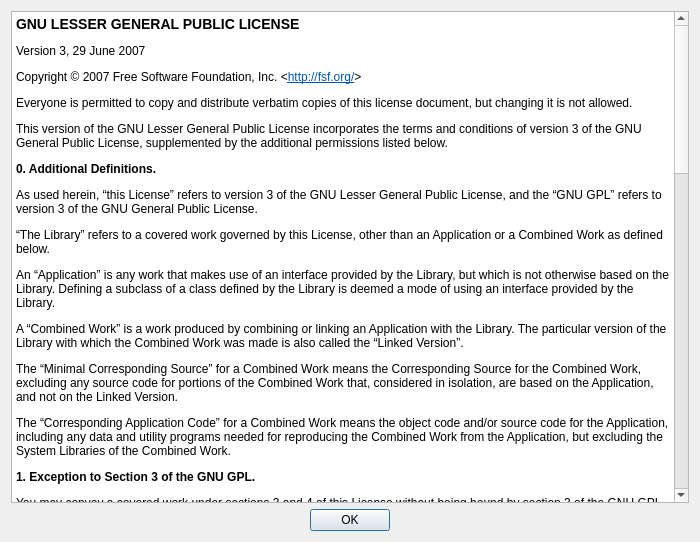
velnias75/NetMauMau-Qt-Client, file src/licensedialog.ui: the form before one commit.
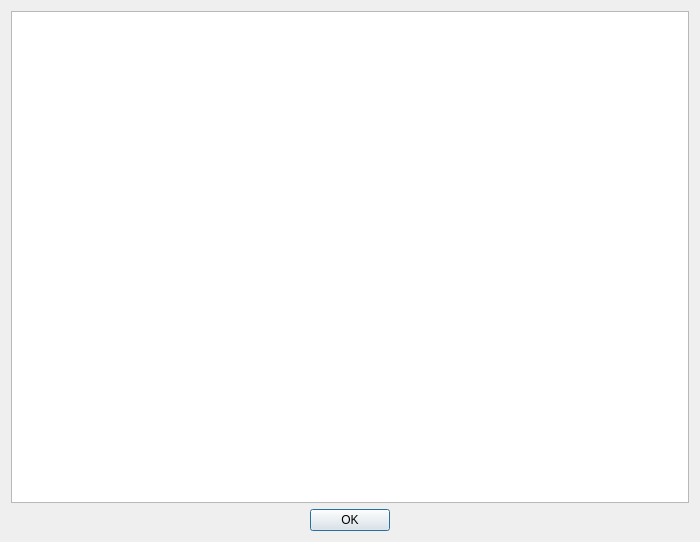
The form after the commit.

Commit message: put license in qrc (for compression)

Diff of the .ui file:
```diff
--- a/src/licensedialog.ui
+++ b/src/licensedialog.ui
@@ -28,49 +28,10 @@
      </property>
      <property name="html">
       <string notr="true">&lt;!DOCTYPE HTML PUBLIC &quot;-//W3C//DTD HTML 4.0//EN&quot; &quot;http://www.w3.org/TR/REC-html40/strict.dtd&quot;&gt;
-&lt;html&gt;&lt;head&gt;&lt;meta name=&quot;qrichtext&quot; content=&quot;1&quot; /&gt;&lt;title&gt;GNU Lesser General Public License v3.0
-- GNU Project - Free Software Foundation&lt;/title&gt;&lt;style type=&quot;text/css&quot;&gt;
+&lt;html&gt;&lt;head&gt;&lt;meta name=&quot;qrichtext&quot; content=&quot;1&quot; /&gt;&lt;style type=&quot;text/css&quot;&gt;
 p, li { white-space: pre-wrap; }
 &lt;/style&gt;&lt;/head&gt;&lt;body style=&quot; font-family:'DejaVu Sans'; font-size:9pt; font-weight:400; font-style:normal;&quot;&gt;
-&lt;p style=&quot; margin-top:14px; margin-bottom:12px; margin-left:0px; margin-right:0px; -qt-block-indent:0; text-indent:0px;&quot;&gt;&lt;span style=&quot; font-size:large; font-weight:600;&quot;&gt;GNU LESSER GENERAL PUBLIC LICENSE&lt;/span&gt;&lt;/p&gt;
-&lt;p style=&quot; margin-top:12px; margin-bottom:12px; margin-left:0px; margin-right:0px; -qt-block-indent:0; text-indent:0px;&quot;&gt;Version 3, 29 June 2007 &lt;/p&gt;
-&lt;p style=&quot; margin-top:12px; margin-bottom:12px; margin-left:0px; margin-right:0px; -qt-block-indent:0; text-indent:0px;&quot;&gt;Copyright © 2007 Free Software Foundation, Inc. &amp;lt;&lt;a href=&quot;http://fsf.org/&quot;&gt;&lt;span style=&quot; text-decoration: underline; color:#0057ae;&quot;&gt;http://fsf.org/&lt;/span&gt;&lt;/a&gt;&amp;gt;&lt;/p&gt;
-&lt;p style=&quot; margin-top:12px; margin-bottom:12px; margin-left:0px; margin-right:0px; -qt-block-indent:0; text-indent:0px;&quot;&gt;Everyone is permitted to copy and distribute verbatim copies of this license document, but changing it is not allowed. &lt;/p&gt;
-&lt;p style=&quot; margin-top:12px; margin-bottom:12px; margin-left:0px; margin-right:0px; -qt-block-indent:0; text-indent:0px;&quot;&gt;This version of the GNU Lesser General Public License incorporates the terms and conditions of version 3 of the GNU General Public License, supplemented by the additional permissions listed below. &lt;/p&gt;
-&lt;p style=&quot; margin-top:0px; margin-bottom:0px; margin-left:0px; margin-right:0px; -qt-block-indent:0; text-indent:0px;&quot;&gt;&lt;a name=&quot;section0&quot;&gt;&lt;/a&gt;&lt;span style=&quot; font-size:medium; font-weight:600;&quot;&gt;0&lt;/span&gt;&lt;span style=&quot; font-size:medium; font-weight:600;&quot;&gt;. Additional Definitions.&lt;/span&gt; &lt;/p&gt;
-&lt;p style=&quot; margin-top:12px; margin-bottom:12px; margin-left:0px; margin-right:0px; -qt-block-indent:0; text-indent:0px;&quot;&gt;As used herein, “this License” refers to version 3 of the GNU Lesser General Public License, and the “GNU GPL” refers to version 3 of the GNU General Public License. &lt;/p&gt;
-&lt;p style=&quot; margin-top:12px; margin-bottom:12px; margin-left:0px; margin-right:0px; -qt-block-indent:0; text-indent:0px;&quot;&gt;“The Library” refers to a covered work governed by this License, other than an Application or a Combined Work as defined below. &lt;/p&gt;
-&lt;p style=&quot; margin-top:12px; margin-bottom:12px; margin-left:0px; margin-right:0px; -qt-block-indent:0; text-indent:0px;&quot;&gt;An “Application” is any work that makes use of an interface provided by the Library, but which is not otherwise based on the Library. Defining a subclass of a class defined by the Library is deemed a mode of using an interface provided by the Library. &lt;/p&gt;
-&lt;p style=&quot; margin-top:12px; margin-bottom:12px; margin-left:0px; margin-right:0px; -qt-block-indent:0; text-indent:0px;&quot;&gt;A “Combined Work” is a work produced by combining or linking an Application with the Library. The particular version of the Library with which the Combined Work was made is also called the “Linked Version”. &lt;/p&gt;
-&lt;p style=&quot; margin-top:12px; margin-bottom:12px; margin-left:0px; margin-right:0px; -qt-block-indent:0; text-indent:0px;&quot;&gt;The “Minimal Corresponding Source” for a Combined Work means the Corresponding Source for the Combined Work, excluding any source code for portions of the Combined Work that, considered in isolation, are based on the Application, and not on the Linked Version. &lt;/p&gt;
-&lt;p style=&quot; margin-top:12px; margin-bottom:12px; margin-left:0px; margin-right:0px; -qt-block-indent:0; text-indent:0px;&quot;&gt;The “Corresponding Application Code” for a Combined Work means the object code and/or source code for the Application, including any data and utility programs needed for reproducing the Combined Work from the Application, but excluding the System Libraries of the Combined Work. &lt;/p&gt;
-&lt;p style=&quot; margin-top:0px; margin-bottom:0px; margin-left:0px; margin-right:0px; -qt-block-indent:0; text-indent:0px;&quot;&gt;&lt;a name=&quot;section1&quot;&gt;&lt;/a&gt;&lt;span style=&quot; font-size:medium; font-weight:600;&quot;&gt;1&lt;/span&gt;&lt;span style=&quot; font-size:medium; font-weight:600;&quot;&gt;. Exception to Section 3 of the GNU GPL.&lt;/span&gt; &lt;/p&gt;
-&lt;p style=&quot; margin-top:12px; margin-bottom:12px; margin-left:0px; margin-right:0px; -qt-block-indent:0; text-indent:0px;&quot;&gt;You may convey a covered work under sections 3 and 4 of this License without being bound by section 3 of the GNU GPL. &lt;/p&gt;
-&lt;p style=&quot; margin-top:0px; margin-bottom:0px; margin-left:0px; margin-right:0px; -qt-block-indent:0; text-indent:0px;&quot;&gt;&lt;a name=&quot;section2&quot;&gt;&lt;/a&gt;&lt;span style=&quot; font-size:medium; font-weight:600;&quot;&gt;2&lt;/span&gt;&lt;span style=&quot; font-size:medium; font-weight:600;&quot;&gt;. Conveying Modified Versions.&lt;/span&gt; &lt;/p&gt;
-&lt;p style=&quot; margin-top:12px; margin-bottom:12px; margin-left:0px; margin-right:0px; -qt-block-indent:0; text-indent:0px;&quot;&gt;If you modify a copy of the Library, and, in your modifications, a facility refers to a function or data to be supplied by an Application that uses the facility (other than as an argument passed when the facility is invoked), then you may convey a copy of the modified version: &lt;/p&gt;
-&lt;ul style=&quot;margin-top: 0px; margin-bottom: 0px; margin-left: 0px; margin-right: 0px; -qt-list-indent: 1;&quot;&gt;&lt;li style=&quot; margin-top:12px; margin-bottom:0px; margin-left:0px; margin-right:0px; -qt-block-indent:0; text-indent:0px;&quot;&gt;a) under this License, provided that you make a good faith effort to ensure that, in the event an Application does not supply the function or data, the facility still operates, and performs whatever part of its purpose remains meaningful, or &lt;/li&gt;
-&lt;li style=&quot; margin-top:0px; margin-bottom:12px; margin-left:0px; margin-right:0px; -qt-block-indent:0; text-indent:0px;&quot;&gt;b) under the GNU GPL, with none of the additional permissions of this License applicable to that copy. &lt;/li&gt;&lt;/ul&gt;
-&lt;p style=&quot; margin-top:0px; margin-bottom:0px; margin-left:0px; margin-right:0px; -qt-block-indent:0; text-indent:0px;&quot;&gt;&lt;a name=&quot;section3&quot;&gt;&lt;/a&gt;&lt;span style=&quot; font-size:medium; font-weight:600;&quot;&gt;3&lt;/span&gt;&lt;span style=&quot; font-size:medium; font-weight:600;&quot;&gt;. Object Code Incorporating Material from Library Header Files.&lt;/span&gt; &lt;/p&gt;
-&lt;p style=&quot; margin-top:12px; margin-bottom:12px; margin-left:0px; margin-right:0px; -qt-block-indent:0; text-indent:0px;&quot;&gt;The object code form of an Application may incorporate material from a header file that is part of the Library. You may convey such object code under terms of your choice, provided that, if the incorporated material is not limited to numerical parameters, data structure layouts and accessors, or small macros, inline functions and templates (ten or fewer lines in length), you do both of the following: &lt;/p&gt;
-&lt;ul style=&quot;margin-top: 0px; margin-bottom: 0px; margin-left: 0px; margin-right: 0px; -qt-list-indent: 1;&quot;&gt;&lt;li style=&quot; margin-top:12px; margin-bottom:0px; margin-left:0px; margin-right:0px; -qt-block-indent:0; text-indent:0px;&quot;&gt;a) Give prominent notice with each copy of the object code that the Library is used in it and that the Library and its use are covered by this License. &lt;/li&gt;
-&lt;li style=&quot; margin-top:0px; margin-bottom:12px; margin-left:0px; margin-right:0px; -qt-block-indent:0; text-indent:0px;&quot;&gt;b) Accompany the object code with a copy of the GNU GPL and this license document. &lt;/li&gt;&lt;/ul&gt;
-&lt;p style=&quot; margin-top:0px; margin-bottom:0px; margin-left:0px; margin-right:0px; -qt-block-indent:0; text-indent:0px;&quot;&gt;&lt;a name=&quot;section4&quot;&gt;&lt;/a&gt;&lt;span style=&quot; font-size:medium; font-weight:600;&quot;&gt;4&lt;/span&gt;&lt;span style=&quot; font-size:medium; font-weight:600;&quot;&gt;. Combined Works.&lt;/span&gt; &lt;/p&gt;
-&lt;p style=&quot; margin-top:12px; margin-bottom:12px; margin-left:0px; margin-right:0px; -qt-block-indent:0; text-indent:0px;&quot;&gt;You may convey a Combined Work under terms of your choice that, taken together, effectively do not restrict modification of the portions of the Library contained in the Combined Work and reverse engineering for debugging such modifications, if you also do each of the following: &lt;/p&gt;
-&lt;ul style=&quot;margin-top: 0px; margin-bottom: 0px; margin-left: 0px; margin-right: 0px; -qt-list-indent: 1;&quot;&gt;&lt;li style=&quot; margin-top:12px; margin-bottom:0px; margin-left:0px; margin-right:0px; -qt-block-indent:0; text-indent:0px;&quot;&gt;a) Give prominent notice with each copy of the Combined Work that the Library is used in it and that the Library and its use are covered by this License. &lt;/li&gt;
-&lt;li style=&quot; margin-top:0px; margin-bottom:0px; margin-left:0px; margin-right:0px; -qt-block-indent:0; text-indent:0px;&quot;&gt;b) Accompany the Combined Work with a copy of the GNU GPL and this license document. &lt;/li&gt;
-&lt;li style=&quot; margin-top:0px; margin-bottom:0px; margin-left:0px; margin-right:0px; -qt-block-indent:0; text-indent:0px;&quot;&gt;c) For a Combined Work that displays copyright notices during execution, include the copyright notice for the Library among these notices, as well as a reference directing the user to the copies of the GNU GPL and this license document. &lt;/li&gt;
-&lt;li style=&quot; margin-top:0px; margin-bottom:0px; margin-left:0px; margin-right:0px; -qt-block-indent:0; text-indent:0px;&quot;&gt;d) Do one of the following: &lt;/li&gt;
-&lt;ul type=&quot;circle&quot; style=&quot;margin-top: 0px; margin-bottom: 0px; margin-left: 0px; margin-right: 0px; -qt-list-indent: 2;&quot;&gt;&lt;li style=&quot; margin-top:0px; margin-bottom:0px; margin-left:0px; margin-right:0px; -qt-block-indent:0; text-indent:0px;&quot;&gt;0) Convey the Minimal Corresponding Source under the terms of this License, and the Corresponding Application Code in a form suitable for, and under terms that permit, the user to recombine or relink the Application with a modified version of the Linked Version to produce a modified Combined Work, in the manner specified by section 6 of the GNU GPL for conveying Corresponding Source. &lt;/li&gt;
-&lt;li style=&quot; margin-top:0px; margin-bottom:0px; margin-left:0px; margin-right:0px; -qt-block-indent:0; text-indent:0px;&quot;&gt;1) Use a suitable shared library mechanism for linking with the Library. A suitable mechanism is one that (a) uses at run time a copy of the Library already present on the user's computer system, and (b) will operate properly with a modified version of the Library that is interface-compatible with the Linked Version. &lt;/li&gt;&lt;/ul&gt;
-&lt;li style=&quot; margin-top:0px; margin-bottom:12px; margin-left:0px; margin-right:0px; -qt-block-indent:0; text-indent:0px;&quot;&gt;e) Provide Installation Information, but only if you would otherwise be required to provide such information under section 6 of the GNU GPL, and only to the extent that such information is necessary to install and execute a modified version of the Combined Work produced by recombining or relinking the Application with a modified version of the Linked Version. (If you use option 4d0, the Installation Information must accompany the Minimal Corresponding Source and Corresponding Application Code. If you use option 4d1, you must provide the Installation Information in the manner specified by section 6 of the GNU GPL for conveying Corresponding Source.) &lt;/li&gt;&lt;/ul&gt;
-&lt;p style=&quot; margin-top:0px; margin-bottom:0px; margin-left:0px; margin-right:0px; -qt-block-indent:0; text-indent:0px;&quot;&gt;&lt;a name=&quot;section5&quot;&gt;&lt;/a&gt;&lt;span style=&quot; font-size:medium; font-weight:600;&quot;&gt;5&lt;/span&gt;&lt;span style=&quot; font-size:medium; font-weight:600;&quot;&gt;. Combined Libraries.&lt;/span&gt; &lt;/p&gt;
-&lt;p style=&quot; margin-top:12px; margin-bottom:12px; margin-left:0px; margin-right:0px; -qt-block-indent:0; text-indent:0px;&quot;&gt;You may place library facilities that are a work based on the Library side by side in a single library together with other library facilities that are not Applications and are not covered by this License, and convey such a combined library under terms of your choice, if you do both of the following: &lt;/p&gt;
-&lt;ul style=&quot;margin-top: 0px; margin-bottom: 0px; margin-left: 0px; margin-right: 0px; -qt-list-indent: 1;&quot;&gt;&lt;li style=&quot; margin-top:12px; margin-bottom:0px; margin-left:0px; margin-right:0px; -qt-block-indent:0; text-indent:0px;&quot;&gt;a) Accompany the combined library with a copy of the same work based on the Library, uncombined with any other library facilities, conveyed under the terms of this License. &lt;/li&gt;
-&lt;li style=&quot; margin-top:0px; margin-bottom:12px; margin-left:0px; margin-right:0px; -qt-block-indent:0; text-indent:0px;&quot;&gt;b) Give prominent notice with the combined library that part of it is a work based on the Library, and explaining where to find the accompanying uncombined form of the same work. &lt;/li&gt;&lt;/ul&gt;
-&lt;p style=&quot; margin-top:0px; margin-bottom:0px; margin-left:0px; margin-right:0px; -qt-block-indent:0; text-indent:0px;&quot;&gt;&lt;a name=&quot;section6&quot;&gt;&lt;/a&gt;&lt;span style=&quot; font-size:medium; font-weight:600;&quot;&gt;6&lt;/span&gt;&lt;span style=&quot; font-size:medium; font-weight:600;&quot;&gt;. Revised Versions of the GNU Lesser General Public License.&lt;/span&gt; &lt;/p&gt;
-&lt;p style=&quot; margin-top:12px; margin-bottom:12px; margin-left:0px; margin-right:0px; -qt-block-indent:0; text-indent:0px;&quot;&gt;The Free Software Foundation may publish revised and/or new versions of the GNU Lesser General Public License from time to time. Such new versions will be similar in spirit to the present version, but may differ in detail to address new problems or concerns. &lt;/p&gt;
-&lt;p style=&quot; margin-top:12px; margin-bottom:12px; margin-left:0px; margin-right:0px; -qt-block-indent:0; text-indent:0px;&quot;&gt;Each version is given a distinguishing version number. If the Library as you received it specifies that a certain numbered version of the GNU Lesser General Public License “or any later version” applies to it, you have the option of following the terms and conditions either of that published version or of any later version published by the Free Software Foundation. If the Library as you received it does not specify a version number of the GNU Lesser General Public License, you may choose any version of the GNU Lesser General Public License ever published by the Free Software Foundation. &lt;/p&gt;
-&lt;p style=&quot; margin-top:12px; margin-bottom:12px; margin-left:0px; margin-right:0px; -qt-block-indent:0; text-indent:0px;&quot;&gt;If the Library as you received it specifies that a proxy can decide whether future versions of the GNU Lesser General Public License shall apply, that proxy's public statement of acceptance of any version is permanent authorization for you to choose that version for the Library. &lt;/p&gt;&lt;/body&gt;&lt;/html&gt;</string>
+&lt;p style=&quot;-qt-paragraph-type:empty; margin-top:0px; margin-bottom:0px; margin-left:0px; margin-right:0px; -qt-block-indent:0; text-indent:0px;&quot;&gt;&lt;br /&gt;&lt;/p&gt;&lt;/body&gt;&lt;/html&gt;</string>
      </property>
      <property name="source">
       <url>
```
Left out of the diff: 3 changed lines with no effect on the pictures. The commit also changes 1 other file.
